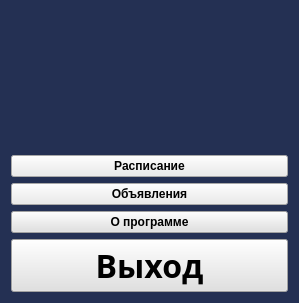
The window that ui/main_menu.ui (Ulbandus/e-school) describes before a commit, drawn with Qt 5.
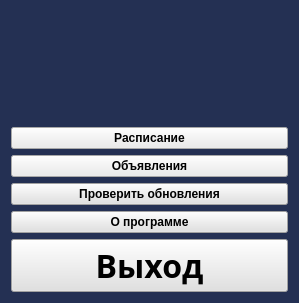
The same window after the commit.

Commit message: Add auto updates 	modified:   db/user_data.db 	modified:   e-school.py 	modified:   requirements.txt 	modified:   ui/main_menu.ui 	new file:   updater.py

Diff of the .ui file:
```diff
--- a/ui/main_menu.ui
+++ b/ui/main_menu.ui
@@ -84,6 +84,23 @@
        </property>
       </widget>
      </item>
+     <item>
+      <widget class="QPushButton" name="check_updates">
+       <property name="font">
+        <font>
+         <weight>75</weight>
+         <bold>true</bold>
+        </font>
+       </property>
+       <property name="styleSheet">
+        <string notr="true">background-color: rgb(225, 225, 225);
+color: rgb(0, 0, 0);</string>
+       </property>
+       <property name="text">
+        <string>Проверить обновления</string>
+       </property>
+      </widget>
+     </item>
      <item>
       <widget class="QPushButton" name="about_button">
        <property name="font">
```
The commit also changes 4 other files.
